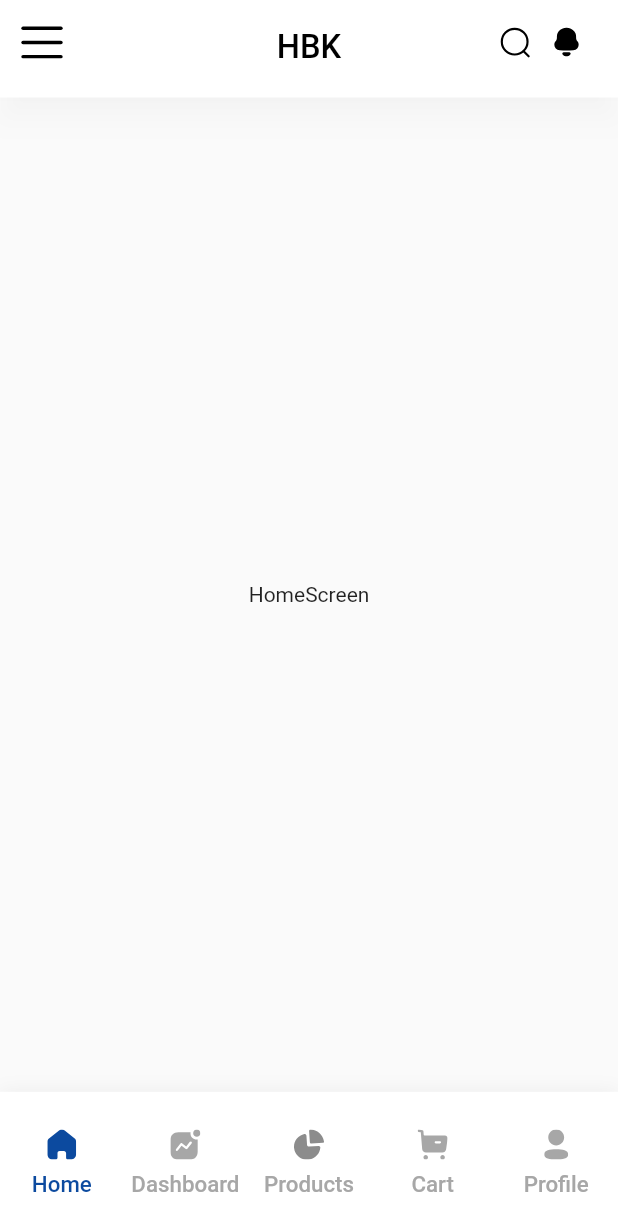
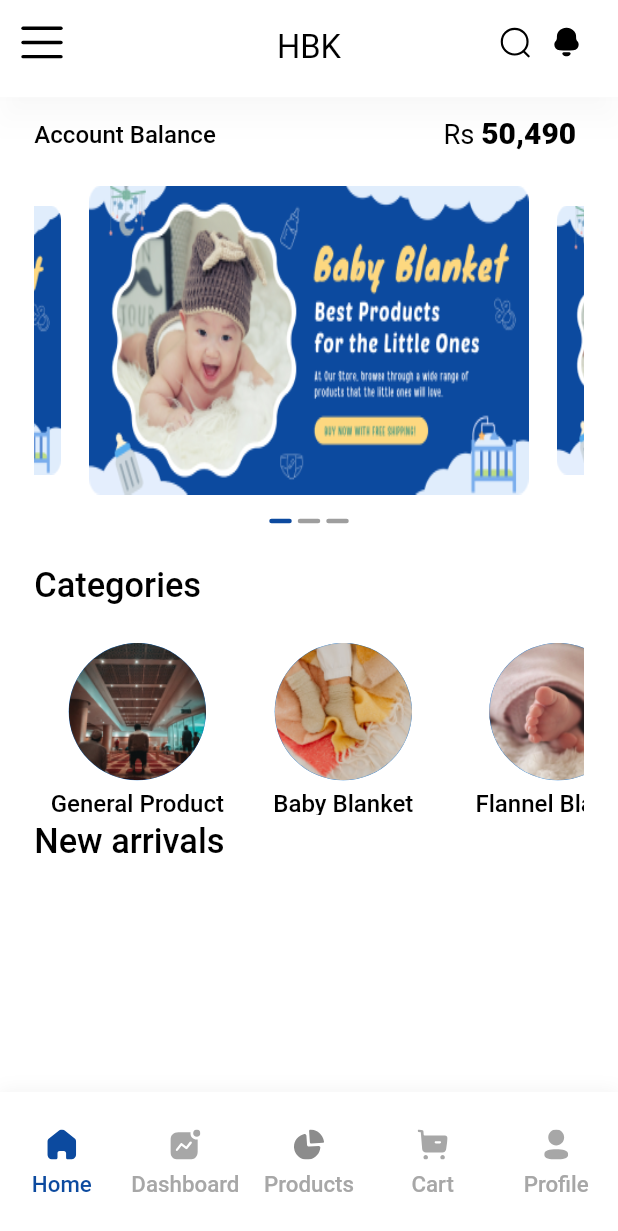
Before and after one commit to farooq958/Blankets_App, a Flutter app: the BottomNavigationScreen screen opened directly, on a phone screen of 412 x 824 dp. Shown: the top 1231 px of the screen. Run offline on Flutter 3.47's test engine with Material 2 defaults, Android fonts, the phone set to English and light mode, and no system bars; drawn by our look-alikes of carousel_slider; our stand-ins replace cached_network_image, flutter_screenutil, flutter_svg, page_transition, pinput; Roboto replaces fonts that are missing (CircularStd Regular, circularStd Bold).

Commit message:
7 aug commit 2

```diff
--- a/lib/Data/DataSource/Static/assets.dart
+++ b/lib/Data/DataSource/Static/assets.dart
@@ -19,5 +19,7 @@ static const String productIcon='assets/images/productIcon.svg';
 static const String cartIcon='assets/images/cartIcon.svg';
 static const String profileIcon='assets/images/profile.svg';
 
+static const String babyImage='assets/images/babyImage.png';
+
 
 }
--- a/lib/Data/DataSource/Static/strings.dart
+++ b/lib/Data/DataSource/Static/strings.dart
@@ -9,4 +9,11 @@ class AppStrings{
   static const String confirmPassword = 'Confirm Password';
   static const String createNewPassword = 'Create new password';
   static const String passwordChangeSuccessFull = 'Password Change Successfully';
+
+
+  ///home Screen Strings
+  static const String accountBalance = 'Account Balance';
+  static const String category = 'Categories';
+  static const String newArrival = 'New arrivals';
+
 }
--- a/lib/Data/DataSource/Static/text_styles.dart
+++ b/lib/Data/DataSource/Static/text_styles.dart
@@ -29,11 +29,12 @@ class Styles {
   // }
 
   static TextStyle circularStdBold(BuildContext context,
-      {double? fontSize, Color? color}) {
+      {double? fontSize, Color? color,FontWeight? fontWeight}) {
     return TextStyle(
       fontSize: (fontSize ?? 14.0.sp) * _textScale(context),
       color: color ?? AppColors.blackColor,
       fontFamily: "circularStd Bold",
+      fontWeight: fontWeight?? FontWeight.normal
     );
   }
 
--- a/lib/Data/DataSource/Static/utils.dart
+++ b/lib/Data/DataSource/Static/utils.dart
@@ -1,5 +1,6 @@
 
 import 'package:hbk/Data/DataSource/Static/assets.dart';
+import 'package:hbk/Domain/Models/HomeScreen/category_model.dart';
 
 class Utils {
  static List<String> textList = [
@@ -23,6 +24,14 @@ static List<String> imageList = [
    // Add more images...
  ];
 
+static List<CategoryProduct> categoryDummyProduct=[
 
+  CategoryProduct(productId: "1",productImage: "assets/images/dummy.png",productName: "General Product"),
+  CategoryProduct(productId: "2",productImage: "assets/images/dummy2.png",productName: "Baby Blanket"),
+  CategoryProduct(productId: "3",productImage: "assets/images/dummy3.png",productName: "Flannel Blanket"),
+  CategoryProduct(productId: "4",productImage: "assets/images/dummy2.png",productName: "Baby Blanket"),
+  CategoryProduct(productId: "5",productImage: "assets/images/dummy.png",productName: "General Product")
+
+];
 
 }
--- /dev/null
+++ b/lib/Domain/Models/HomeScreen/category_model.dart
@@ -0,0 +1,12 @@
+class CategoryProduct {
+  final String? productId;
+  final String? productName;
+  final String? productImage;
+
+  CategoryProduct({
+    this.productId,
+    this.productName,
+    this.productImage,
+  });
+
+}
--- a/lib/Presentation/Common/image_widgets.dart
+++ b/lib/Presentation/Common/image_widgets.dart
@@ -10,18 +10,27 @@ class AssetImageWidget extends StatelessWidget {
   final double? width;
   final double? height;
   final Color? color;
+  final bool? isCircle;
+  final double? radius;
   const AssetImageWidget({
     Key? key,
     required this.url,
     this.scale = 1,
     this.width = 25,
     this.height = 25,
-    this.color,
+    this.color, this.isCircle, this.radius,
   }) : super(key: key);
 
   @override
   Widget build(BuildContext context) {
-    return Image.asset(
+    return    isCircle != null
+        ?
+    CircleAvatar(
+        radius: radius,
+        backgroundImage:  AssetImage(url)
+
+
+    ): Image.asset(
       url,
       fit: BoxFit.fill,
       color: color,
--- a/lib/Presentation/Widgets/Auth/Login/login_screen.dart
+++ b/lib/Presentation/Widgets/Auth/Login/login_screen.dart
@@ -82,7 +82,7 @@ class _LoginScreenState extends State<LoginScreen> {
               Column(
                 children: [
                   CustomButton(onTap: () {
-                 //   Navigate.to(context, const BottomNavigationScreen());
+                   Navigate.to(context, const BottomNavigationScreen());
 
                   }, text: 'Login'),
                   CustomSizedBox.height(10.h),
--- a/lib/Presentation/Widgets/Dashboard/BottomNavigationScreen/bottom_navigation_screen.dart
+++ b/lib/Presentation/Widgets/Dashboard/BottomNavigationScreen/bottom_navigation_screen.dart
@@ -5,6 +5,7 @@ import 'package:hbk/Data/DataSource/Static/assets.dart';
 import 'package:hbk/Data/DataSource/Static/colors_pallete.dart';
 import 'package:hbk/Data/DataSource/Static/text_styles.dart';
 import 'package:hbk/Presentation/Common/app_text.dart';
+import 'package:hbk/Presentation/Common/custom_app_bar.dart';
 import 'package:hbk/Presentation/Widgets/Dashboard/BottomNavigationScreen/Controller/BottomNavigationNotifier/bottom_navigation_notifier.dart';
 import 'package:hbk/Presentation/Widgets/Dashboard/CartScreen/cart_screen.dart';
 import 'package:hbk/Presentation/Widgets/Dashboard/DashboardBottomScreen/dashboard_screen.dart';
@@ -26,6 +27,10 @@ class _BottomNavigationScreenState extends State<BottomNavigationScreen> {
   Widget build(BuildContext context) {
     return  Scaffold(
       key: scaffoldKey,
+      appBar: CustomAppBar(onBackTap: (){
+        scaffoldKey.currentState!.openDrawer();
+
+      },),
       drawer: const Drawer(),
 body: SizedBox(
   height: 1.sh,
@@ -39,7 +44,7 @@ onPageChanged: (x)
 
     },
     children:  [
-HomeScreen(scaffoldKey),
+HomeScreen(),
       const DashboardBottom(),
       const ProductScreen(),
       const CartScreen(),
--- /dev/null
+++ b/lib/Presentation/Widgets/Dashboard/HomeScreen/Components/category_product.dart
@@ -0,0 +1,46 @@
+import 'package:flutter/material.dart';
+import 'package:flutter_screenutil/flutter_screenutil.dart';
+import 'package:hbk/Data/DataSource/Static/colors_pallete.dart';
+import 'package:hbk/Data/DataSource/Static/sized_box.dart';
+import 'package:hbk/Data/DataSource/Static/text_styles.dart';
+import 'package:hbk/Data/DataSource/Static/utils.dart';
+import 'package:hbk/Presentation/Common/app_text.dart';
+import 'package:hbk/Presentation/Common/image_widgets.dart';
+
+class CategoryProduct extends StatelessWidget {
+  const CategoryProduct({super.key});
+
+  @override
+  Widget build(BuildContext context) {
+    return SizedBox(
+      height: 115,
+      width: 1.sw,
+      child: ListView.separated(
+        shrinkWrap: true,
+          scrollDirection: Axis.horizontal,
+          itemBuilder: (context,index){
+
+        return SizedBox(
+          height: 105.sp,
+          width: 120.sp,
+
+          child: Column(
+
+            children: [
+
+              AssetImageWidget(url: Utils.categoryDummyProduct[index].productImage.toString(),isCircle: true,radius: 40.sp,),
+            CustomSizedBox.height(5),
+              AppText(Utils.categoryDummyProduct[index].productName.toString(), style: Styles.circularStdBold(context,fontWeight: FontWeight.w500))
+            ],
+
+          ),
+        );
+
+      }, separatorBuilder: (context,index){
+
+        return index!=0?CustomSizedBox.width(5):CustomSizedBox.width(0);
+
+      }, itemCount: Utils.categoryDummyProduct.length),
+    );
+  }
+}
--- /dev/null
+++ b/lib/Presentation/Widgets/Dashboard/HomeScreen/Components/home_carousel.dart
@@ -0,0 +1,76 @@
+import 'package:carousel_slider/carousel_controller.dart';
+import 'package:carousel_slider/carousel_slider.dart';
+import 'package:flutter/material.dart';
+import 'package:flutter_screenutil/flutter_screenutil.dart';
+import 'package:hbk/Presentation/Common/image_widgets.dart';
+
+class HomeCarousel extends StatefulWidget {
+  const HomeCarousel({super.key});
+
+  @override
+  _HomeCarouselState createState() => _HomeCarouselState();
+}
+
+class _HomeCarouselState extends State<HomeCarousel> {
+  final List<String> imageList = [
+    "assets/images/babyImage.png",
+    "assets/images/babyImage.png",
+    "assets/images/babyImage.png",
+
+  ];
+
+  int _currentIndex = 0;
+  final CarouselController _carouselController = CarouselController();
+
+  @override
+  Widget build(BuildContext context) {
+    return Column(
+      mainAxisAlignment: MainAxisAlignment.center,
+      children: [
+        CarouselSlider.builder(
+          itemCount: imageList.length,
+          itemBuilder: (context, index, realIndex) {
+            return AssetImageWidget(url: imageList[index],width: 1.sw/1.15);
+          },
+          carouselController: _carouselController,
+          options: CarouselOptions(
+            autoPlay: true,
+            autoPlayInterval: const Duration(seconds: 2),
+            autoPlayAnimationDuration: const Duration(milliseconds: 800),
+            autoPlayCurve: Curves.fastOutSlowIn,
+            enlargeCenterPage: true,
+            aspectRatio: 16 / 9,
+            viewportFraction: 0.8,
+            onPageChanged: (index, reason) {
+              setState(() {
+                _currentIndex = index;
+              });
+            },
+          ),
+        ),
+        const SizedBox(height: 16),
+        buildIndicators(imageList.length),
+      ],
+    );
+  }
+
+  Widget buildIndicators(int length) {
+    return Row(
+      mainAxisAlignment: MainAxisAlignment.center,
+      children: List.generate(
+        length,
+            (index) => Container(
+          width: 15,
+          height: 3,
+          margin: const EdgeInsets.symmetric(horizontal: 2),
+          decoration: ShapeDecoration(
+            color: index == _currentIndex ? const Color(0xFF0C4A9F) : Colors.grey,
+            shape: RoundedRectangleBorder(
+              borderRadius: BorderRadius.circular(10),
+            ),
+          ),
+        ),
+      ),
+    );
+  }
+}
--- a/lib/Presentation/Widgets/Dashboard/HomeScreen/home_screen.dart
+++ b/lib/Presentation/Widgets/Dashboard/HomeScreen/home_screen.dart
@@ -1,21 +1,80 @@
 import 'package:flutter/material.dart';
+import 'package:flutter_screenutil/flutter_screenutil.dart';
+import 'package:hbk/Data/DataSource/Static/colors_pallete.dart';
+import 'package:hbk/Data/DataSource/Static/sized_box.dart';
+import 'package:hbk/Data/DataSource/Static/strings.dart';
+import 'package:hbk/Data/DataSource/Static/text_styles.dart';
+import 'package:hbk/Presentation/Common/app_text.dart';
 import 'package:hbk/Presentation/Common/custom_app_bar.dart';
+import 'package:hbk/Presentation/Widgets/Dashboard/HomeScreen/Components/category_product.dart';
+
+import 'Components/home_carousel.dart';
 
 class HomeScreen extends StatelessWidget {
-  GlobalKey<ScaffoldState> scaffoldKey;
-   HomeScreen(this.scaffoldKey, {super.key});
+  //GlobalKey<ScaffoldState> scaffoldKey;
+   const HomeScreen( {super.key});
 
   @override
   Widget build(BuildContext context) {
 
-    return   Scaffold(
+    return    Scaffold(
+      backgroundColor: AppColors.whiteColor,
 
       //  drawer: Drawer(),
 
-        appBar: CustomAppBar(onBackTap: (){
-          scaffoldKey.currentState!.openDrawer();
+        // appBar: CustomAppBar(onBackTap: (){
+        //   scaffoldKey.currentState!.openDrawer();
+        //
+        // },),
+        body: Padding(
+          padding: EdgeInsets.symmetric(horizontal: 20.sp),
+          child:  SingleChildScrollView(
+            child: Column(children: [
+              CustomSizedBox.height(10),
+  ///Top Row
+              Row(
+                mainAxisAlignment: MainAxisAlignment.spaceBetween,
+                  children: <Widget>[
 
-        },),
-        body: const Center(child: Text("HomeScreen")));
+                    AppText(AppStrings.accountBalance, style: Styles.circularStdRegular(context,fontWeight: FontWeight.w500,fontSize: 16),),
+                   RichText(text: TextSpan(children: [
+                     TextSpan(
+                         text: 'Rs ',
+                         style: Styles.circularStdBold(context,fontSize: 16.sp
+                           )),
+                     TextSpan(
+                         text: '50,490 ',
+                         style: Styles.circularStdBold(context,fontWeight: FontWeight.w900,fontSize: 20
+                         )),
+
+
+                   ]))
+
+                  ],
+                ),
+              CustomSizedBox.height(20),
+///Home Coruosel sliding Images
+              const HomeCarousel(),
+              CustomSizedBox.height(20),
+              ///Category Product
+              Align(
+                  alignment: Alignment.centerLeft,
+                  child: AppText(AppStrings.category, style: Styles.circularStdRegular(context,fontWeight: FontWeight.w500,fontSize: 20.sp),)),
+              CustomSizedBox.height(20),
+const CategoryProduct(),
+
+              ///New Arrival
+
+              Align(
+                  alignment: Alignment.centerLeft,
+                  child: AppText(AppStrings.newArrival, style: Styles.circularStdRegular(context,fontWeight: FontWeight.w500,fontSize: 20.sp),)),
+///to be continued ..
+              CustomSizedBox.height(200),
+
+            ],),
+          )
+        )
+
+    );
   }
 }
--- a/pubspec.yaml
+++ b/pubspec.yaml
@@ -48,6 +48,7 @@ dependencies:
   flutter_svg: ^1.1.6
   image_picker: ^0.8.6
   pinput: ^3.0.0
+  carousel_slider: ^4.2.1
 
 dev_dependencies:
   flutter_test:
```
Also changed, not shown: assets/images/babyImage.png (added), assets/images/dummy.png (added), assets/images/dummy2.png (added), assets/images/dummy3.png (added).
